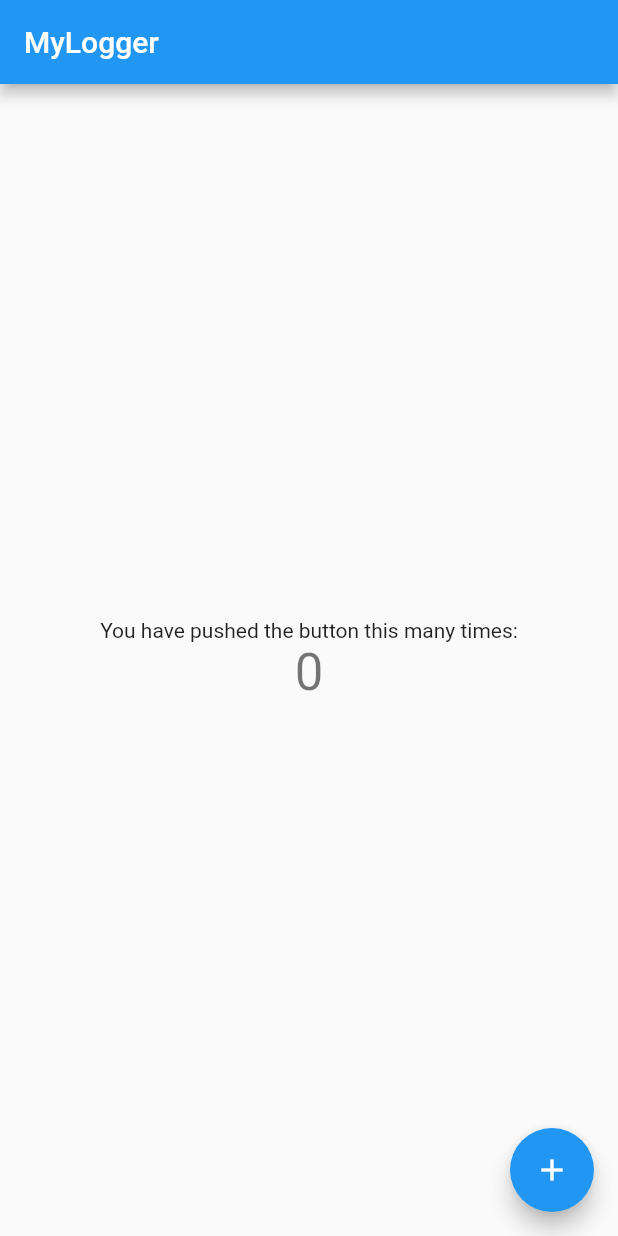
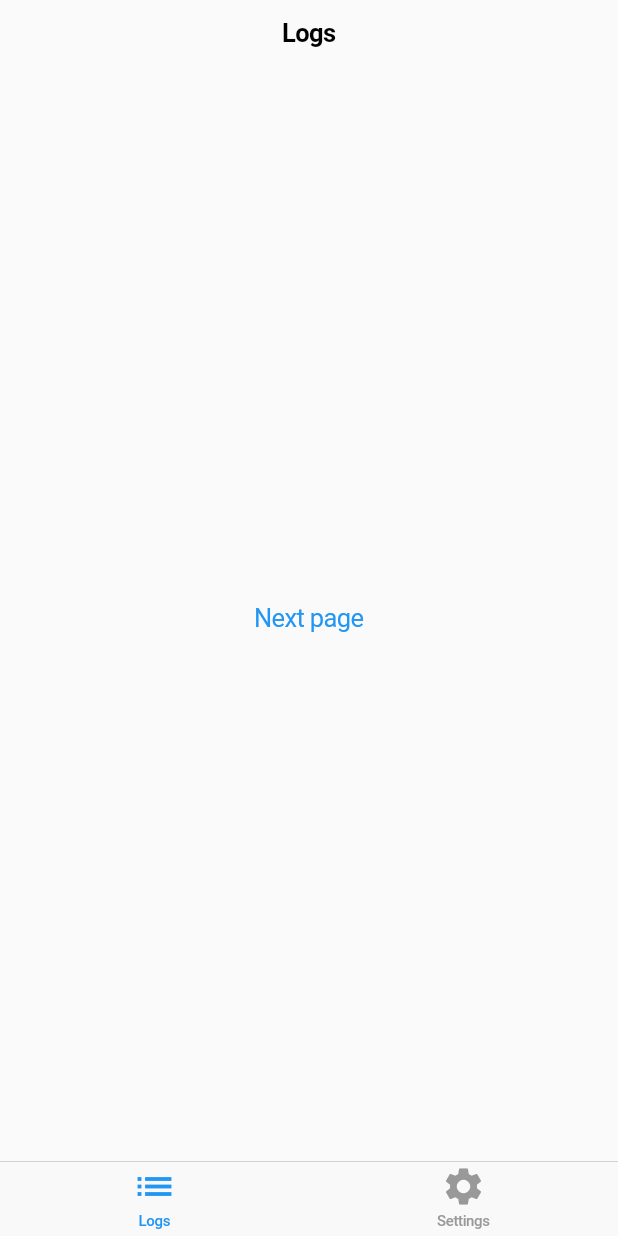
Before and after one commit to DialBird/flutter-MyLogger, a Flutter app: the screen it shows after launch, on a phone screen of 412 x 824 dp. Run offline on Flutter 3.47's test engine with Material 2 defaults, Android fonts, the phone set to English and light mode, and no system bars.

Commit message:
devide tab views

```diff
--- a/lib/src/mylogger.dart
+++ b/lib/src/mylogger.dart
@@ -1,6 +1,10 @@
 library mylogger;
 
 import 'package:flutter/material.dart';
+import 'package:flutter/cupertino.dart';
+
+part 'pages/logs_view.dart';
+part 'pages/settings_view.dart';
 
 class MyLogger extends StatelessWidget {
   @override
@@ -35,29 +39,30 @@ class _MyHomePageState extends State<MyHomePage> {
 
   @override
   Widget build(BuildContext context) {
-    return new Scaffold(
-      appBar: new AppBar(
-        title: new Text(widget.title),
+    return new CupertinoTabScaffold(
+      tabBar: new CupertinoTabBar(
+        items: <BottomNavigationBarItem>[
+          new BottomNavigationBarItem(
+            icon: new Icon(Icons.list),
+            title: new Text('Logs'),
+          ),
+          new BottomNavigationBarItem(
+            icon: new Icon(Icons.settings),
+            title: new Text('Settings'),
+          ),
+        ]
       ),
-      body: new Center(
-        child: new Column(
-          mainAxisAlignment: MainAxisAlignment.center,
-          children: <Widget>[
-            new Text(
-              'You have pushed the button this many times:',
-            ),
-            new Text(
-              '$_counter',
-              style: Theme.of(context).textTheme.display1,
-            ),
-          ],
-        ),
-      ),
-      floatingActionButton: new FloatingActionButton(
-        onPressed: _incrementCounter,
-        tooltip: 'Increment',
-        child: new Icon(Icons.add),
-      ), // This trailing comma makes auto-formatting nicer for build methods.
+      tabBuilder: (BuildContext context, int index) {
+        return new CupertinoTabView(
+          builder: (BuildContext context) {
+            if (index == 0) {
+              return new LogsView();
+            } else {
+              return new SettingsView();
+            }
+          },
+        );
+      },
     );
   }
 }
--- /dev/null
+++ b/lib/src/pages/logs_view.dart
@@ -0,0 +1,36 @@
+part of mylogger;
+
+class LogsView extends StatelessWidget {
+  @override
+  Widget build(context) {
+    return new CupertinoPageScaffold(
+      navigationBar: new CupertinoNavigationBar(
+        middle: new Text('Logs'),
+      ),
+      child: new Center(
+        child: new CupertinoButton(
+          child: const Text('Next page'),
+          onPressed: () {
+            Navigator.of(context).push(
+              new CupertinoPageRoute<Null>(
+                builder: (context) {
+                  return new CupertinoPageScaffold(
+                    navigationBar: new CupertinoNavigationBar(
+                      middle: new Text('Page 2 of tab first'),
+                    ),
+                    child: new Center(
+                      child: new CupertinoButton(
+                        child: const Text('Back'),
+                        onPressed: () { Navigator.of(context).pop(); },
+                      ),
+                    ),
+                  );
+                },
+              )
+            );
+          },
+        ),
+      ),
+    );
+  }
+}
```
Also changed, not shown: lib/src/pages/settings_view.dart (added, +36 -0 lines).
